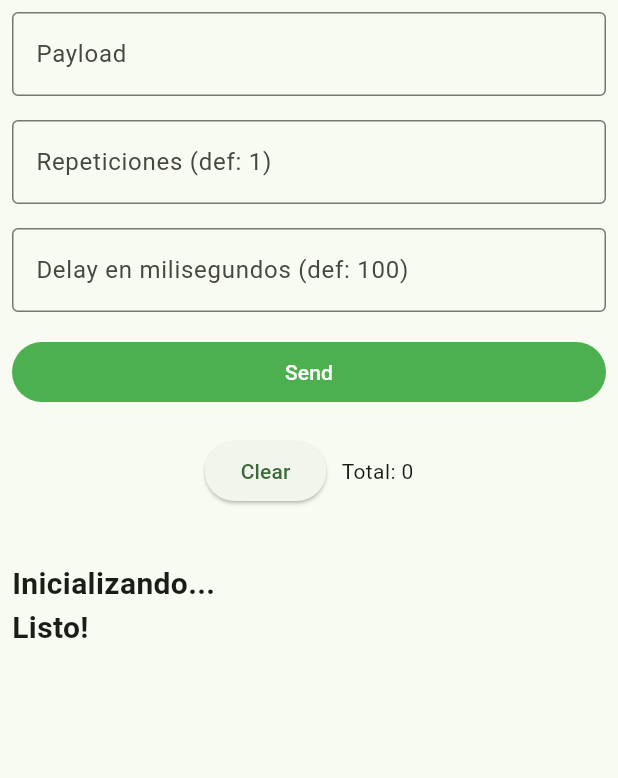
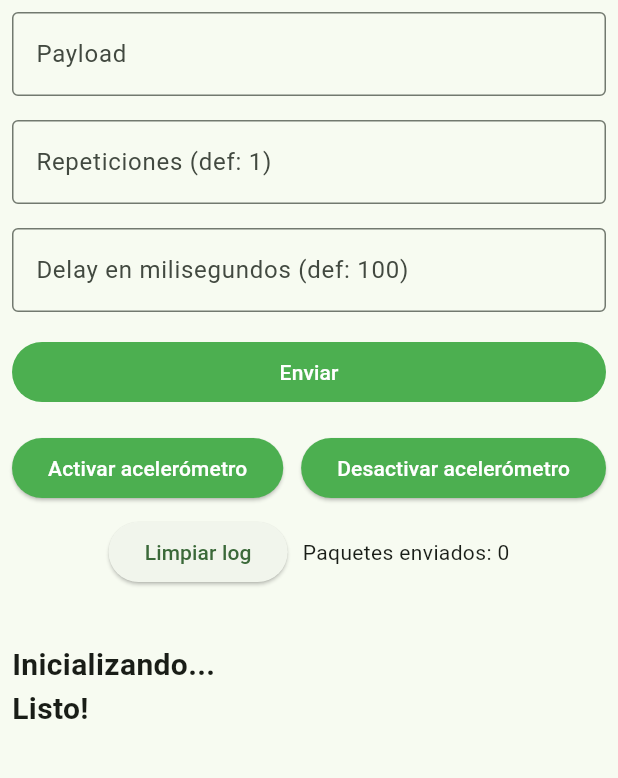
Before and after one commit to Hackfun-Rosario/UDParty, a Flutter app: the screen it shows after launch, on a phone screen of 412 x 824 dp, the part 84-862 px from its top. Run offline on Flutter 3.47's test engine with Material 3 defaults, Android fonts, the phone set to English and light mode, and no system bars; missing offline and left inert: udp.

Commit message:
Placeholder para control por acelerómetro

```diff
--- a/lib/home_page.dart
+++ b/lib/home_page.dart
@@ -51,6 +51,10 @@ class _MyHomePageState extends State<MyHomePage> {
       await Future.delayed(Duration(milliseconds: _delay));
     }
   }
+
+  void _accelerometerOn() async {}
+
+  void _accelerometerOff() async {}
 
   /*
    * Libera el objeto UDP
@@ -161,11 +165,36 @@ class _MyHomePageState extends State<MyHomePage> {
                 onPressed: status && (_inputText?.isNotEmpty ?? false)
                     ? _submit
                     : null,
-                child: Text('Send'),
+                child: Text('Enviar'),
               ),
             ),
           ),
-          SizedBox(height: 10),
+          // SizedBox(height: 10),
+          Padding(
+            padding: const EdgeInsets.all(8.0),
+            child: Row(
+              mainAxisAlignment: MainAxisAlignment.spaceBetween,
+              children: [
+                ElevatedButton(
+                    style: ButtonStyle(
+                        backgroundColor:
+                            MaterialStateProperty.all<Color>(Colors.green),
+                        foregroundColor:
+                            MaterialStateProperty.all<Color>(Colors.white)),
+                    onPressed: _accelerometerOn,
+                    child: Text('Activar acelerómetro')),
+                ElevatedButton(
+                    style: ButtonStyle(
+                        backgroundColor:
+                            MaterialStateProperty.all<Color>(Colors.green),
+                        foregroundColor:
+                            MaterialStateProperty.all<Color>(Colors.white)),
+                    onPressed: _accelerometerOff,
+                    child: Text('Desactivar acelerómetro')),
+              ],
+            ),
+          ),
+          // SizedBox(height: 10),
           Row(
             mainAxisAlignment: MainAxisAlignment.center,
             children: [
@@ -176,9 +205,9 @@ class _MyHomePageState extends State<MyHomePage> {
                       _counter = 0;
                     });
                   },
-                  child: const Text('Clear')),
+                  child: const Text('Limpiar log')),
               SizedBox(width: 10),
-              Text('Total: $_counter')
+              Text('Paquetes enviados: $_counter')
             ],
           ),
           Flexible(
```
Also changed, not shown: pubspec.lock, 4 other files.
